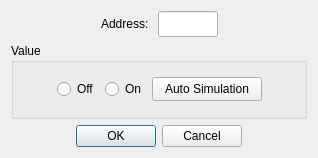
This is src/dialogs/dialogwritecoilregister.ui in sanny32/OpenModSim as Qt 5 draws it before an edit. The edited form follows.
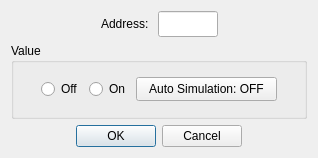
This is the edited form. Custom widgets are drawn as their Qt base class.

Commit message: Update simulation image and simulation button in write to register dialogs

Diff of the .ui file:
```diff
--- a/src/dialogs/dialogwritecoilregister.ui
+++ b/src/dialogs/dialogwritecoilregister.ui
@@ -115,7 +115,7 @@
          <string notr="true">padding: 4px 12px;</string>
         </property>
         <property name="text">
-         <string>Auto Simulation</string>
+         <string>Auto Simulation: OFF</string>
         </property>
        </widget>
       </item>
```
The commit also changes 12 other files.
